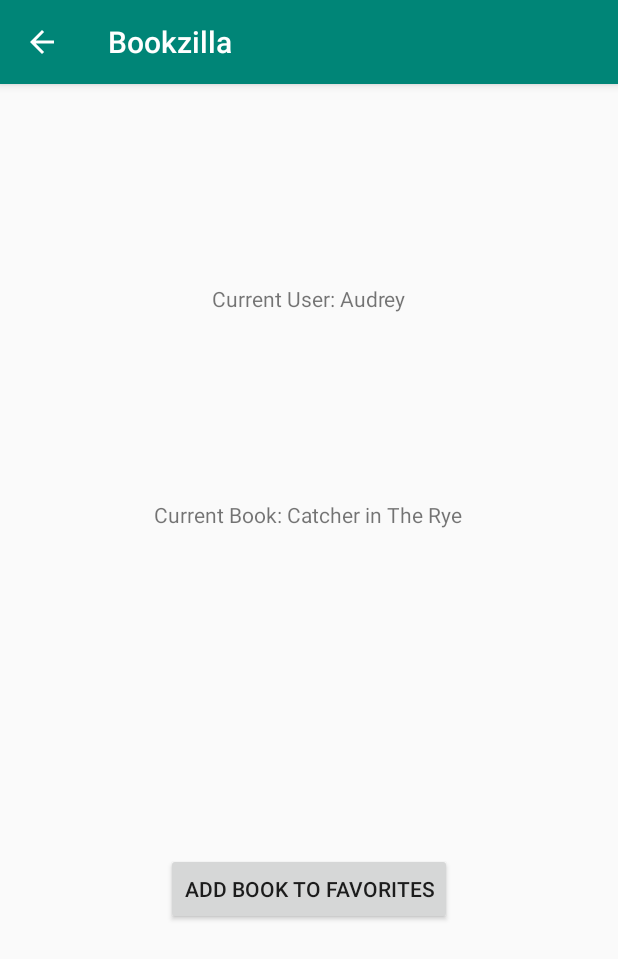
After one commit to aaschmitt/Bookzilla, an Android app: the BookViewActivity screen opened directly, with no data from a screen before it, on a phone screen of 412 x 824 dp. The commit adds this screen. Shown: the top 959 px of the screen. Run offline under Robolectric (Android 15) with nearby library versions, the phone set to English and light mode, and no system bars.

Commit message:
Added BookViewActivity.java
BookViewActivity.java is the Activity (or "page") of the app that displays a book.

This is where users can add a particular book to their favorites.

This page is also intended to be the place where the book's information is shown (title, author, description, etc)

```diff
--- a/app/src/main/AndroidManifest.xml
+++ b/app/src/main/AndroidManifest.xml
@@ -9,6 +9,12 @@
             android:roundIcon="@mipmap/ic_launcher_round"
             android:supportsRtl="true"
             android:theme="@style/AppTheme">
+        <activity android:name=".BookViewActivity"
+            android:parentActivityName=".MainActivity">
+            <meta-data
+                android:name="android.support.PARENT_ACTIVITY"
+                android:value=".MainActivity"/>
+        </activity>
         <activity android:name=".MainActivity">
             <intent-filter>
                 <action android:name="android.intent.action.MAIN"/>
--- a/app/src/main/java/com/example/bookzilla/Book.java
+++ b/app/src/main/java/com/example/bookzilla/Book.java
@@ -12,11 +12,11 @@ public class Book {
     private Status currentStatus;
 
     public enum Genre {
-        //TODO define all the different genres here
+        //TODO: define all the different genres here
     }
 
     public enum Status {
-        //TODO define all the different statuses here
+        //TODO: define all the different statuses here
     }
 
     /* Constructor(s) - - - - - - - - - - - - - - - - - - - - - - */
--- /dev/null
+++ b/app/src/main/java/com/example/bookzilla/BookViewActivity.java
@@ -0,0 +1,103 @@
+package com.example.bookzilla;
+
+import android.content.Intent;
+import android.view.View;
+import android.widget.TextView;
+import android.widget.Toast;
+import androidx.appcompat.app.AppCompatActivity;
+import android.os.Bundle;
+
+public class BookViewActivity extends AppCompatActivity {
+
+    private Book book;
+    private UserProfile currentUserProfile;
+
+    private final String CURRENTBOOK = "Current Book: ";
+    private final String CURRENTUSER = "Current User: ";
+
+    @Override
+    protected void onStart() {
+        super.onStart();
+
+        // TODO DELETE THIS BOOK AND USER (THEY WERE USED FOR TESTING) ------------------------------------------------------
+        book = new Book("Catcher in The Rye", "J.D. Salinger", "www.amazon.com/catcher_in_the_rye");
+        currentUserProfile = new UserProfile("Audrey", "audrey123");
+        // TODO -------------------------------------------------------------------------------------------------------------
+
+        ConfigureDisplays();
+        System.out.println("App started!");
+    }
+
+    @Override
+    protected void onCreate(Bundle savedInstanceState) {
+        super.onCreate(savedInstanceState);
+        setContentView(R.layout.activity_book_view);
+    }
+
+    /* Adds the book currently being displayed to the user's book list, if not already in it */
+    public void onAddBookButtonClick(View view) {
+        // If userprofile or book is null, display an error message
+        if (book == null || currentUserProfile == null) {
+            Toast toast = Toast.makeText(this, "Failed -- Book or UserProfile is null!", 2);
+            toast.show();
+            return;
+        }
+
+        // Check to see if book is already in the user's list
+        for (Book book : currentUserProfile.getBooks()) {
+            if (this.book.getTitle() == book.getTitle() && this.book.getAuthor() == book.getAuthor()) {
+                Toast toast = Toast.makeText(this, "This book is already in your list!", 2);
+                toast.show();
+                return;
+            }
+        }
+
+        // Book not found in user's list, add it
+        currentUserProfile.AddBook(book);
+        Toast toast = Toast.makeText(this, "This book was successfully added to your list", 2);
+        toast.show();
+
+        // Display a different book
+        setBook(new Book("SecondBook", "Audrey Schmitt", "www.mywebsite.com"));
+    }
+
+    /* Set the current UserProfile and reload page */
+    public void setCurrentUserProfile(UserProfile currentUserProfile) {
+        this.currentUserProfile = currentUserProfile;
+        ConfigureUserProfileDisplay();
+    }
+
+    /* Set the current book and reload page */
+    public void setBook(Book book) {
+        this.book = book;
+        ConfigureBookDisplay();
+    }
+
+    /* Refresh the Book UI */
+    private void ConfigureBookDisplay() {
+        TextView textView = (TextView) findViewById(R.id.textView);
+        if (book == null) {
+            textView.setText(CURRENTBOOK + "NULL");
+        }
+        else {
+            textView.setText(CURRENTBOOK + book.getTitle());
+        }
+    }
+
+    /* Refresh the UserProfile UI */
+    private void ConfigureUserProfileDisplay() {
+        TextView textView = (TextView) findViewById(R.id.textView3);
+        if (currentUserProfile == null) {
+            textView.setText(CURRENTUSER + "NULL");
+        }
+        else {
+            textView.setText(CURRENTUSER + currentUserProfile.getName());
+        }
+    }
+
+    /* Method to refresh / configure all displays */
+    private void ConfigureDisplays() {
+        ConfigureBookDisplay();
+        ConfigureUserProfileDisplay();
+    }
+}
--- a/app/src/main/java/com/example/bookzilla/MainActivity.java
+++ b/app/src/main/java/com/example/bookzilla/MainActivity.java
@@ -1,6 +1,7 @@
 package com.example.bookzilla;
 
 import android.app.Activity;
+import android.content.Intent;
 import android.view.View;
 import android.widget.AdapterView;
 import android.widget.ArrayAdapter;
@@ -68,7 +69,12 @@ public class MainActivity extends AppCompatActivity {
         dataAdapter.setDropDownViewResource(android.R.layout.simple_spinner_dropdown_item);
         spinner.setAdapter(dataAdapter);
     /*-------------end for the code of dropdownBox---------------*/
+    }
 
+    // TODO code for the button that navigates to the BookViewActivity -- delete when another way of navigation has been developed
+    public void onGotoBookViewClick(View view) {
+        Intent intent = new Intent(this, BookViewActivity.class);
+        startActivity(intent);
     }
 
 }
--- /dev/null
+++ b/app/src/main/res/layout/activity_book_view.xml
@@ -0,0 +1,32 @@
+<?xml version="1.0" encoding="utf-8"?>
+<androidx.constraintlayout.widget.ConstraintLayout
+        xmlns:android="http://schemas.android.com/apk/res/android"
+        xmlns:tools="http://schemas.android.com/tools"
+        xmlns:app="http://schemas.android.com/apk/res-auto"
+        android:layout_width="match_parent"
+        android:layout_height="match_parent"
+        tools:context=".BookViewActivity">
+
+    <Button
+            android:text="@string/addBook_button"
+            android:layout_width="wrap_content"
+            android:layout_height="wrap_content"
+            app:layout_constraintStart_toStartOf="parent" app:layout_constraintBottom_toBottomOf="parent"
+            app:layout_constraintEnd_toEndOf="parent" android:id="@+id/button" android:onClick="onAddBookButtonClick"
+            android:layout_marginTop="8dp" app:layout_constraintTop_toBottomOf="@+id/textView"/>
+    <TextView
+            android:text="@string/addBook_button"
+            android:layout_width="wrap_content"
+            android:layout_height="wrap_content"
+            app:layout_constraintStart_toStartOf="parent" app:layout_constraintEnd_toEndOf="parent"
+            android:id="@+id/textView" app:layout_constraintHorizontal_bias="0.498"
+            app:layout_constraintTop_toTopOf="parent" android:layout_marginTop="277dp"/>
+    <TextView
+            android:text="@string/addBook_button"
+            android:layout_width="wrap_content"
+            android:layout_height="wrap_content"
+            app:layout_constraintStart_toStartOf="parent" app:layout_constraintEnd_toEndOf="parent"
+            android:id="@+id/textView3" android:layout_marginBottom="24dp"
+            app:layout_constraintBottom_toTopOf="@+id/textView" android:layout_marginTop="32dp"
+            app:layout_constraintTop_toTopOf="parent"/>
+</androidx.constraintlayout.widget.ConstraintLayout>
--- a/app/src/main/res/values/strings.xml
+++ b/app/src/main/res/values/strings.xml
@@ -1,3 +1,5 @@
 <resources>
     <string name="app_name">Bookzilla</string>
+    <string name="addBook_button">Add Book to Favorites</string>
+    <string name="TEMP_gotoBookView_button">Go To BookView</string>
 </resources>
```
Also changed, not shown: app/src/main/res/layout/activity_main.xml (+8 -1 lines).
